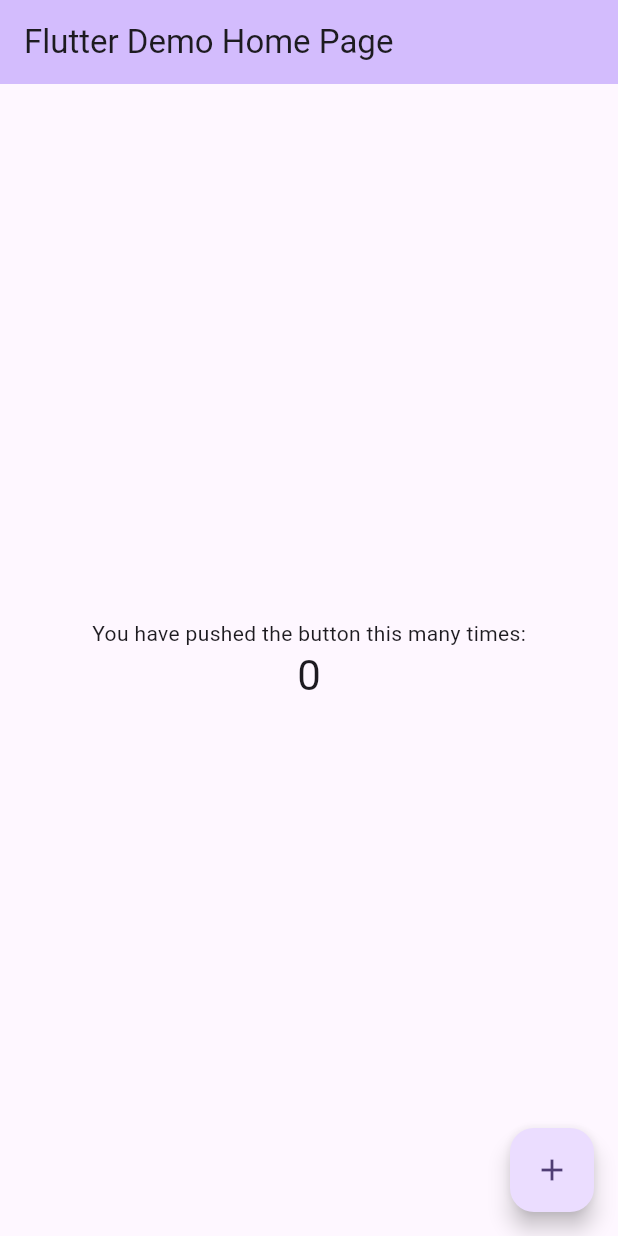
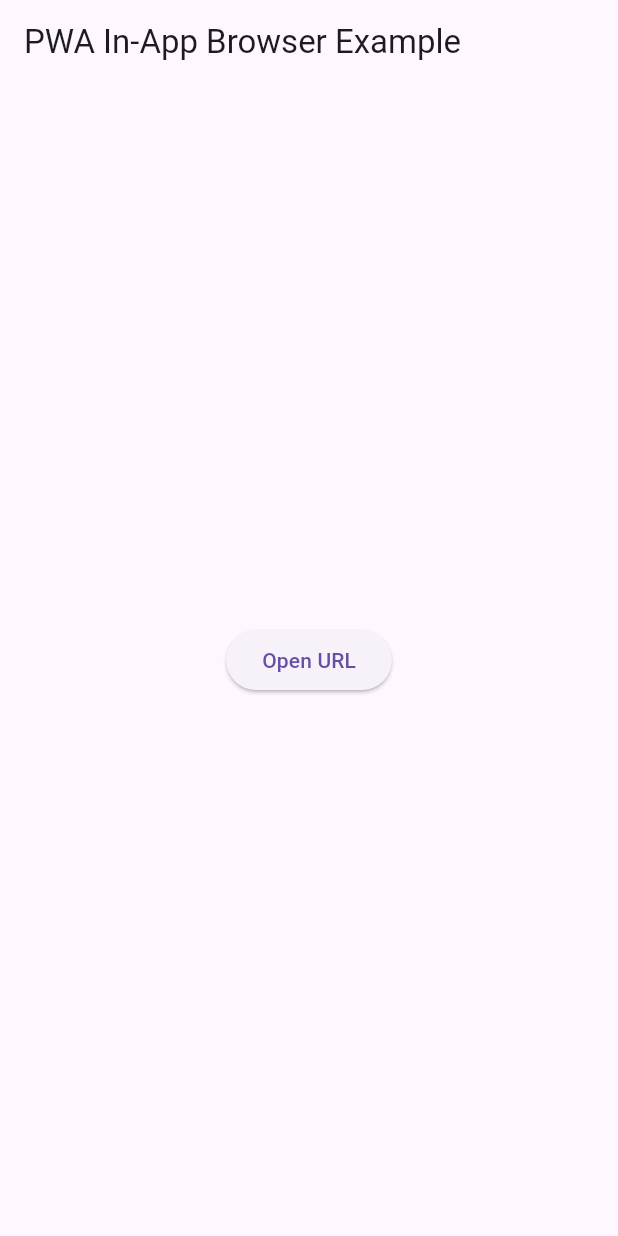
Before and after one commit to Akshatji800/my-pwa-app, a Flutter app: the screen it shows after launch, on a phone screen of 412 x 824 dp. Run offline on Flutter 3.47's test engine with Material 3 defaults, Android fonts, the phone set to English and light mode, and no system bars.

Commit message:
Url launcher push

```diff
--- a/lib/main.dart
+++ b/lib/main.dart
@@ -1,125 +1,45 @@
 import 'package:flutter/material.dart';
+import 'package:url_launcher/url_launcher.dart';
 
 void main() {
-  runApp(const MyApp());
+  runApp(MyApp());
 }
 
 class MyApp extends StatelessWidget {
-  const MyApp({super.key});
-
-  // This widget is the root of your application.
   @override
   Widget build(BuildContext context) {
     return MaterialApp(
-      title: 'Flutter Demo',
-      theme: ThemeData(
-        // This is the theme of your application.
-        //
-        // TRY THIS: Try running your application with "flutter run". You'll see
-        // the application has a purple toolbar. Then, without quitting the app,
-        // try changing the seedColor in the colorScheme below to Colors.green
-        // and then invoke "hot reload" (save your changes or press the "hot
-        // reload" button in a Flutter-supported IDE, or press "r" if you used
-        // the command line to start the app).
-        //
-        // Notice that the counter didn't reset back to zero; the application
-        // state is not lost during the reload. To reset the state, use hot
-        // restart instead.
-        //
-        // This works for code too, not just values: Most code changes can be
-        // tested with just a hot reload.
-        colorScheme: ColorScheme.fromSeed(seedColor: Colors.deepPurple),
-        useMaterial3: true,
-      ),
-      home: const MyHomePage(title: 'Flutter Demo Home Page'),
+      title: 'PWA In-App Browser Example',
+      home: HomeScreen(),
     );
   }
 }
 
-class MyHomePage extends StatefulWidget {
-  const MyHomePage({super.key, required this.title});
+class HomeScreen extends StatelessWidget {
+  final String url = 'https://example.com';
 
-  // This widget is the home page of your application. It is stateful, meaning
-  // that it has a State object (defined below) that contains fields that affect
-  // how it looks.
-
-  // This class is the configuration for the state. It holds the values (in this
-  // case the title) provided by the parent (in this case the App widget) and
-  // used by the build method of the State. Fields in a Widget subclass are
-  // always marked "final".
-
-  final String title;
-
-  @override
-  State<MyHomePage> createState() => _MyHomePageState();
-}
-
-class _MyHomePageState extends State<MyHomePage> {
-  int _counter = 0;
-
-  void _incrementCounter() {
-    setState(() {
-      // This call to setState tells the Flutter framework that something has
-      // changed in this State, which causes it to rerun the build method below
-      // so that the display can reflect the updated values. If we changed
-      // _counter without calling setState(), then the build method would not be
-      // called again, and so nothing would appear to happen.
-      _counter++;
-    });
+  void _launchURL() async {
+    final Uri uri = Uri.parse(url);
+    if (await canLaunchUrl(uri)) {
+      await launchUrl(
+        uri,
+        mode: LaunchMode.inAppWebView, // Works on mobile; opens in a new tab on web
+      );
+    } else {
+      throw 'Could not launch $url';
+    }
   }
 
   @override
   Widget build(BuildContext context) {
-    // This method is rerun every time setState is called, for instance as done
-    // by the _incrementCounter method above.
-    //
-    // The Flutter framework has been optimized to make rerunning build methods
-    // fast, so that you can just rebuild anything that needs updating rather
-    // than having to individually change instances of widgets.
     return Scaffold(
-      appBar: AppBar(
-        // TRY THIS: Try changing the color here to a specific color (to
-        // Colors.amber, perhaps?) and trigger a hot reload to see the AppBar
-        // change color while the other colors stay the same.
-        backgroundColor: Theme.of(context).colorScheme.inversePrimary,
-        // Here we take the value from the MyHomePage object that was created by
-        // the App.build method, and use it to set our appbar title.
-        title: Text(widget.title),
-      ),
+      appBar: AppBar(title: Text('PWA In-App Browser Example')),
       body: Center(
-        // Center is a layout widget. It takes a single child and positions it
-        // in the middle of the parent.
-        child: Column(
-          // Column is also a layout widget. It takes a list of children and
-          // arranges them vertically. By default, it sizes itself to fit its
-          // children horizontally, and tries to be as tall as its parent.
-          //
-          // Column has various properties to control how it sizes itself and
-          // how it positions its children. Here we use mainAxisAlignment to
-          // center the children vertically; the main axis here is the vertical
-          // axis because Columns are vertical (the cross axis would be
-          // horizontal).
-          //
-          // TRY THIS: Invoke "debug painting" (choose the "Toggle Debug Paint"
-          // action in the IDE, or press "p" in the console), to see the
-          // wireframe for each widget.
-          mainAxisAlignment: MainAxisAlignment.center,
-          children: <Widget>[
-            const Text(
-              'You have pushed the button this many times:',
-            ),
-            Text(
-              '$_counter',
-              style: Theme.of(context).textTheme.headlineMedium,
-            ),
-          ],
+        child: ElevatedButton(
+          onPressed: _launchURL,
+          child: Text('Open URL'),
         ),
       ),
-      floatingActionButton: FloatingActionButton(
-        onPressed: _incrementCounter,
-        tooltip: 'Increment',
-        child: const Icon(Icons.add),
-      ), // This trailing comma makes auto-formatting nicer for build methods.
     );
   }
 }
--- a/pubspec.yaml
+++ b/pubspec.yaml
@@ -30,7 +30,7 @@ environment:
 dependencies:
   flutter:
     sdk: flutter
-
+  url_launcher: ^6.3.0
 
   # The following adds the Cupertino Icons font to your application.
   # Use with the CupertinoIcons class for iOS style icons.
```
Also changed, not shown: lib/browser_launch_screen.dart (added), lib/web_view_screen.dart (added), lib/webview_plus_iframe.dart (added), pubspec.lock, 19 other files.
